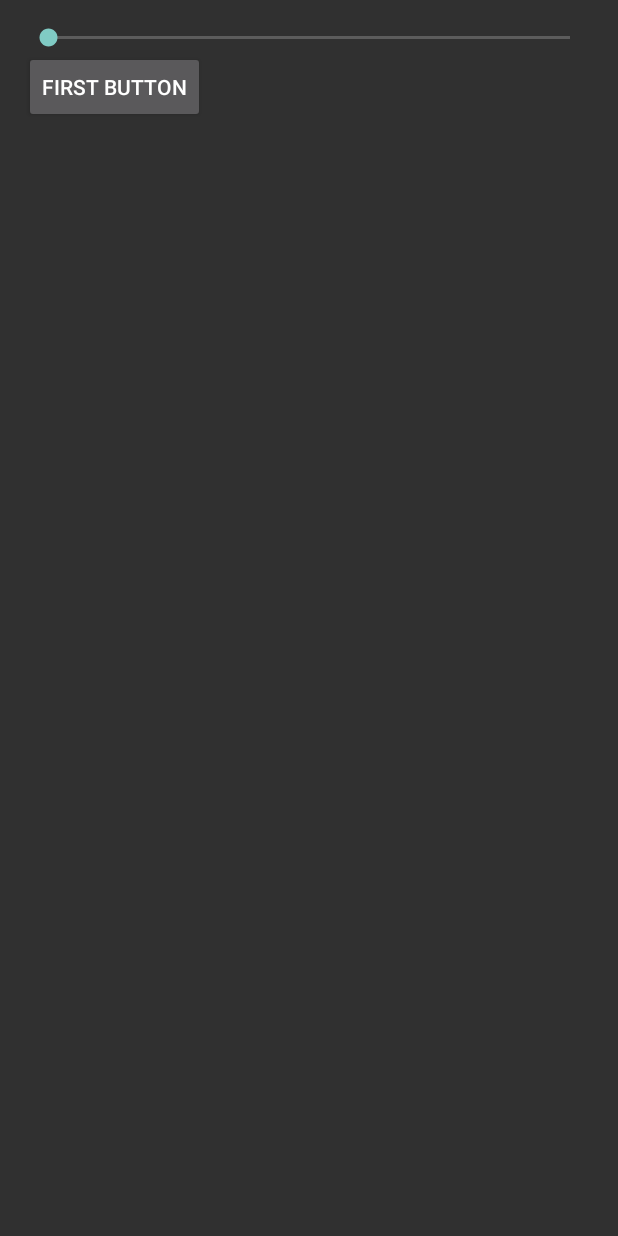
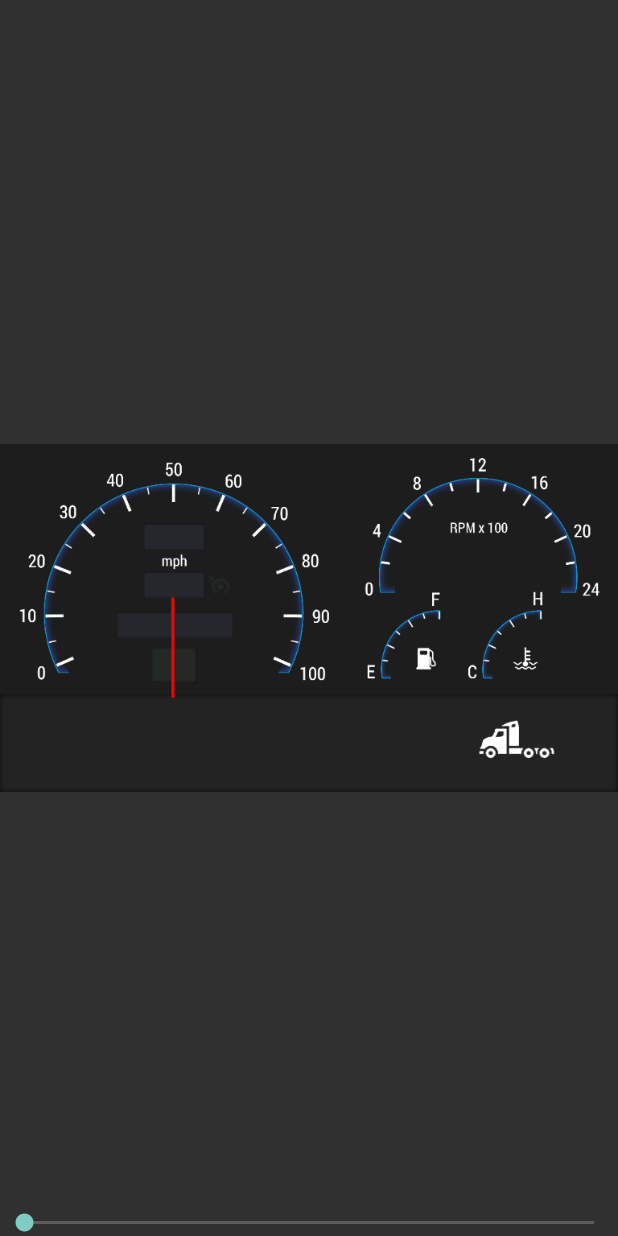
Before and after one commit to CrazyDude1994/ETS2DashboardClient, an Android app: the layout activity_main.xml on its own in the app's theme, with its tools: preview values and no code run, on a phone screen of 412 x 824 dp. Run offline under Robolectric (Android 15) with nearby library versions, the phone set to English and light mode, and no system bars.

Commit message:
Added speedometerview

```diff
--- /dev/null
+++ b/app/src/main/java/com/crazydude/truckdashboard/SpeedometerView.java
@@ -0,0 +1,70 @@
+package com.crazydude.truckdashboard;
+
+import android.content.Context;
+import android.graphics.Bitmap;
+import android.graphics.Canvas;
+import android.graphics.Color;
+import android.graphics.Paint;
+import android.text.AndroidCharacter;
+import android.util.AttributeSet;
+import android.widget.ImageView;
+
+/**
+ * Created by kartavtsev.s on 30.06.2015.
+ */
+public class SpeedometerView extends ImageView {
+
+    private int mSpeed = 0;
+    private int mMaxSpeed = 100;
+    private Paint mPaint = new Paint();
+
+    public SpeedometerView(Context context) {
+        super(context);
+        init();
+    }
+
+    public SpeedometerView(Context context, AttributeSet attrs) {
+        super(context, attrs);
+        init();
+    }
+
+    public SpeedometerView(Context context, AttributeSet attrs, int defStyleAttr) {
+        super(context, attrs, defStyleAttr);
+        init();
+    }
+
+    private void init() {
+        mPaint.setColor(Color.RED);
+        mPaint.setStrokeWidth(3);
+    }
+
+    public void setSpeed(int speed) {
+        mSpeed = speed;
+        invalidate();
+    }
+
+    public void setMaxSpeed(int speed) {
+        mMaxSpeed = speed;
+    }
+
+    @Override
+    protected void onDraw(Canvas canvas) {
+        super.onDraw(canvas);
+        float factorX = canvas.getWidth() / 2048.0f;
+        float factorY = canvas.getHeight() / 1152.0f;
+        float offsetX = 573 * factorX;
+        float offsetY = 557 * factorY;
+        double posX = 100 * Math.sin(Math.toRadians(mSpeed / 2));
+        double posY = 100 * Math.cos(Math.toRadians(mSpeed / 2));
+        canvas.drawLine(offsetX, offsetY, offsetX + ((float) posX), offsetY + ((float) posY), mPaint);
+    }
+
+/*
+    function getXYFromRadian(rotation, radius, offset)
+        local posX = (radius + offset) * math.sin(math.rad(rotation))
+        local posY = (radius + offset) * math.cos(math.rad(rotation))
+        return posX, posY
+    end
+*/
+
+}
--- a/app/src/main/res/layout/activity_main.xml
+++ b/app/src/main/res/layout/activity_main.xml
@@ -2,30 +2,19 @@
     xmlns:tools="http://schemas.android.com/tools"
     android:layout_width="match_parent"
     android:layout_height="match_parent"
-    android:paddingBottom="@dimen/activity_vertical_margin"
-    android:paddingLeft="@dimen/activity_horizontal_margin"
-    android:paddingRight="@dimen/activity_horizontal_margin"
-    android:paddingTop="@dimen/activity_vertical_margin"
     tools:context=".MainActivity">
+
+    <com.crazydude.truckdashboard.SpeedometerView
+        android:id="@+id/activity_main_speedometer"
+        android:layout_width="match_parent"
+        android:layout_height="match_parent"
+        android:scaleType="fitCenter"
+        android:src="@drawable/bg_on" />
 
     <SeekBar
         android:id="@+id/activity_main_seekbar"
         android:layout_width="match_parent"
         android:layout_height="wrap_content"
-        android:max="10000" />
-
-
-    <Button
-        android:id="@+id/activity_main_button"
-        android:layout_width="wrap_content"
-        android:layout_height="wrap_content"
-        android:layout_below="@id/activity_main_seekbar"
-        android:text="First button" />
-
-    <TextView
-        android:id="@+id/activity_main_speed"
-        android:layout_width="wrap_content"
-        android:layout_height="wrap_content"
-        android:layout_below="@id/activity_main_button" />
+        android:layout_alignParentBottom="true" />
 
 </RelativeLayout>
```
Also changed, not shown: app/src/main/java/com/crazydude/truckdashboard/MainActivity.java (+21 -7 lines), app/src/main/res/drawable-xxxhdpi/bg_on.png (added), 1 other file.
